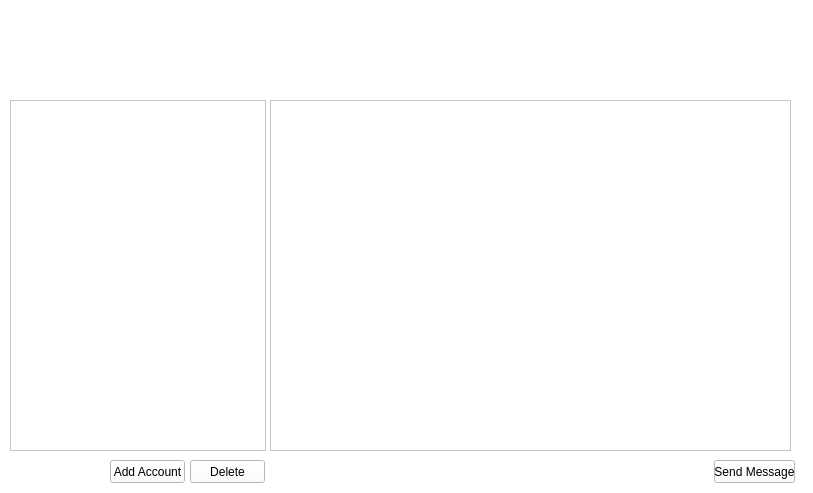
Qt form SMail/mainwindow.ui (Luqaz/SPOVM) before a commit.
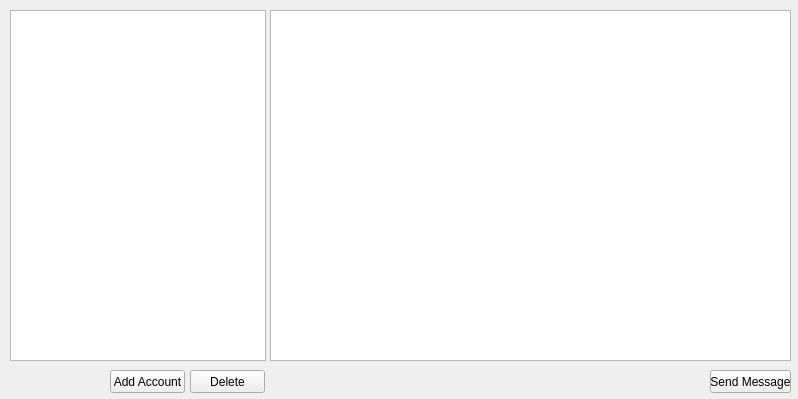
The same form after that commit.

Diff of the .ui file:
```diff
--- a/SMail/mainwindow.ui
+++ b/SMail/mainwindow.ui
@@ -6,34 +6,40 @@
    <rect>
     <x>0</x>
     <y>0</y>
-    <width>813</width>
-    <height>493</height>
+    <width>798</width>
+    <height>399</height>
    </rect>
   </property>
   <property name="minimumSize">
    <size>
-    <width>813</width>
-    <height>493</height>
+    <width>798</width>
+    <height>399</height>
    </size>
   </property>
   <property name="maximumSize">
    <size>
-    <width>813</width>
-    <height>493</height>
+    <width>798</width>
+    <height>399</height>
    </size>
   </property>
   <property name="windowTitle">
    <string>MainWindow</string>
   </property>
+  <property name="autoFillBackground">
+   <bool>false</bool>
+  </property>
+  <property name="styleSheet">
+   <string notr="true"/>
+  </property>
   <widget class="QWidget" name="centralWidget">
    <property name="styleSheet">
-    <string notr="true">background-color:  rgb(255, 255, 255)</string>
+    <string notr="true"/>
    </property>
    <widget class="QListWidget" name="AccountList">
     <property name="geometry">
      <rect>
       <x>10</x>
-      <y>100</y>
+      <y>10</y>
       <width>256</width>
       <height>351</height>
      </rect>
@@ -46,7 +52,7 @@
     <property name="geometry">
      <rect>
       <x>270</x>
-      <y>100</y>
+      <y>10</y>
       <width>521</width>
       <height>351</height>
      </rect>
@@ -58,12 +64,15 @@
    <widget class="QPushButton" name="sendButton">
     <property name="geometry">
      <rect>
-      <x>714</x>
-      <y>460</y>
+      <x>710</x>
+      <y>370</y>
       <width>81</width>
       <height>23</height>
      </rect>
     </property>
+    <property name="styleSheet">
+     <string notr="true"/>
+    </property>
     <property name="text">
      <string>Send Message</string>
     </property>
@@ -72,7 +81,7 @@
     <property name="geometry">
      <rect>
       <x>110</x>
-      <y>460</y>
+      <y>370</y>
       <width>75</width>
       <height>23</height>
      </rect>
@@ -85,11 +94,14 @@
     <property name="geometry">
      <rect>
       <x>190</x>
-      <y>460</y>
+      <y>370</y>
       <width>75</width>
       <height>23</height>
      </rect>
     </property>
+    <property name="styleSheet">
+     <string notr="true"/>
+    </property>
     <property name="text">
      <string>Delete</string>
     </property>
```
